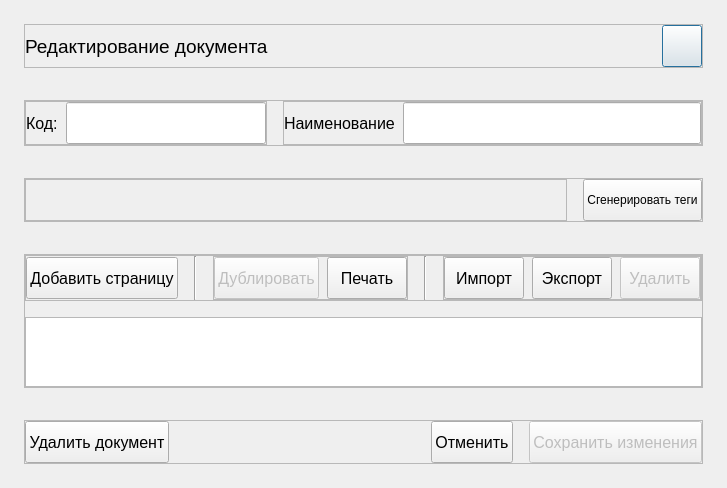
The window that ui/ui/edit_document.ui (pntech-dev/Documents-Exp-Desktop) describes before a commit, drawn with Qt 5.
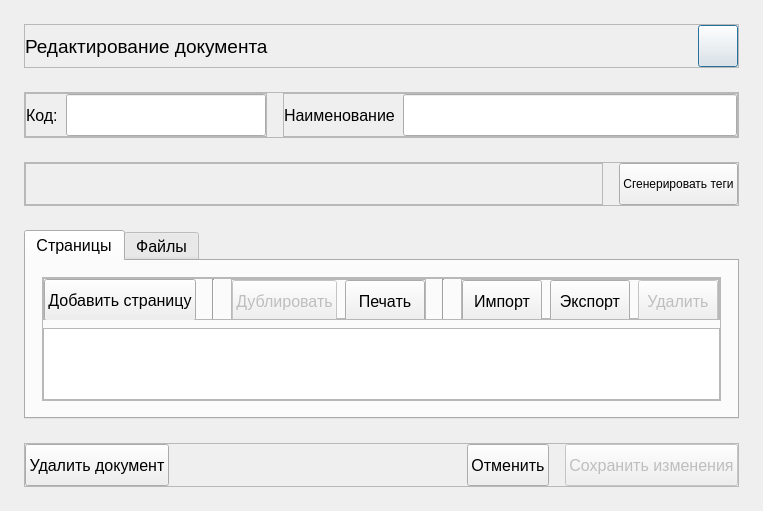
The same window after the commit. Custom widgets are drawn as their Qt base class.

Commit message: feat(ui): add tabWidget to the document editor window

Diff of the .ui file:
```diff
--- a/ui/ui/edit_document.ui
+++ b/ui/ui/edit_document.ui
@@ -6,8 +6,8 @@
    <rect>
     <x>0</x>
     <y>0</y>
-    <width>715</width>
-    <height>472</height>
+    <width>740</width>
+    <height>488</height>
    </rect>
   </property>
   <property name="maximumSize">
@@ -21,7 +21,7 @@
   </property>
   <layout class="QVBoxLayout" name="verticalLayout">
    <property name="spacing">
-    <number>32</number>
+    <number>24</number>
    </property>
    <property name="leftMargin">
     <number>24</number>
@@ -318,6 +318,36 @@
     </widget>
    </item>
    <item>
+    <widget class="QTabWidget" name="tabs_tabWidget">
+     <property name="font">
+      <font>
+       <pointsize>12</pointsize>
+      </font>
+     </property>
+     <property name="currentIndex">
+      <number>0</number>
+     </property>
+     <widget class="QWidget" name="main_tab">
+      <attribute name="title">
+       <string>Страницы</string>
+      </attribute>
+      <layout class="QVBoxLayout" name="verticalLayout_2">
+       <property name="spacing">
+        <number>16</number>
+       </property>
+       <property name="leftMargin">
+        <number>16</number>
+       </property>
+       <property name="topMargin">
+        <number>16</number>
+       </property>
+       <property name="rightMargin">
+        <number>16</number>
+       </property>
+       <property name="bottomMargin">
+        <number>16</number>
+       </property>
+       <item>
     <widget class="QFrame" name="data_frame">
      <property name="frameShape">
       <enum>QFrame::StyledPanel</enum>
@@ -327,7 +357,7 @@
      </property>
      <layout class="QVBoxLayout" name="verticalLayout_3">
       <property name="spacing">
-       <number>16</number>
+           <number>8</number>
       </property>
       <property name="leftMargin">
        <number>0</number>
@@ -343,6 +373,12 @@
       </property>
       <item>
        <widget class="QFrame" name="toolbar_frame">
+            <property name="maximumSize">
+             <size>
+              <width>16777215</width>
+              <height>42</height>
+             </size>
+            </property>
         <property name="frameShape">
          <enum>QFrame::StyledPanel</enum>
         </property>
@@ -580,6 +616,15 @@
        </widget>
       </item>
      </layout>
+        </widget>
+       </item>
+      </layout>
+     </widget>
+     <widget class="QWidget" name="files_tab">
+      <attribute name="title">
+       <string>Файлы</string>
+      </attribute>
+     </widget>
     </widget>
    </item>
    <item>
```
Lines whose indentation alone changed are shown as unchanged. The commit also changes 5 other files.
